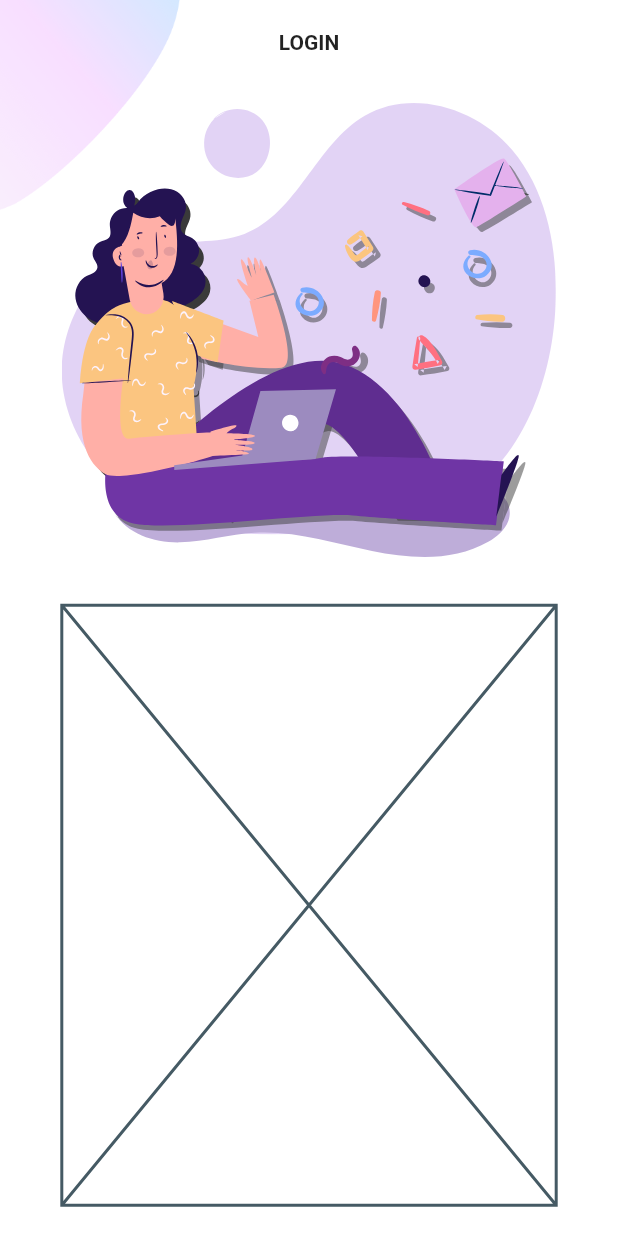
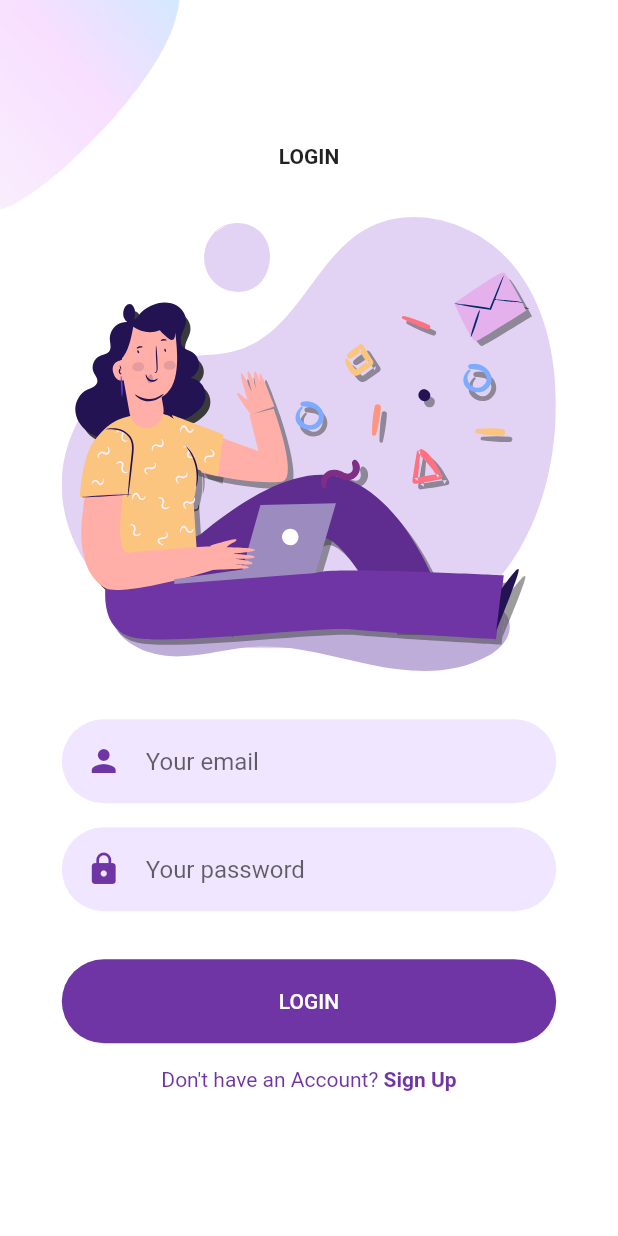
Before and after one commit to j-pcgoncalves/login_signup_page, a Flutter app: the screen it shows after launch, after a tap on "LOGIN", on a phone screen of 412 x 824 dp. Run offline on Flutter 3.47's test engine with Material 2 defaults, Android fonts, the phone set to English and light mode, and no system bars; our stand-ins replace flutter_svg.

Commit message:
finish loginScreen

```diff
--- a/lib/Screens/Login/components/login_form.dart
+++ b/lib/Screens/Login/components/login_form.dart
@@ -1,10 +1,67 @@
 import 'package:flutter/material.dart';
+import 'package:login_signup_page/Screens/Signup/signup_screen.dart';
+import 'package:login_signup_page/components/already_have_an_account_check.dart';
+import 'package:login_signup_page/constants.dart';
 
 class LoginForm extends StatelessWidget {
   const LoginForm({Key? key}) : super(key: key);
 
   @override
   Widget build(BuildContext context) {
-    return const Placeholder();
+    return Form(
+      child: Column(
+        children: [
+          TextFormField(
+            keyboardType: TextInputType.emailAddress,
+            textInputAction: TextInputAction.next,
+            cursorColor: kPrimaryColor,
+            onSaved: (email) {},
+            decoration: const InputDecoration(
+              hintText: 'Your email',
+              prefixIcon: Padding(
+                padding: EdgeInsets.all(defaultPadding),
+                child: Icon(Icons.person),
+              ),
+            ),
+          ),
+          Padding(
+            padding: const EdgeInsets.symmetric(vertical: defaultPadding),
+            child: TextFormField(
+              textInputAction: TextInputAction.done,
+              obscureText: true,
+              cursorColor: kPrimaryColor,
+              decoration: const InputDecoration(
+                hintText: 'Your password',
+                prefixIcon: Padding(
+                  padding: EdgeInsets.all(defaultPadding),
+                  child: Icon(Icons.lock),
+                ),
+              ),
+            ),
+          ),
+          const SizedBox(height: defaultPadding),
+          Hero(
+            tag: 'login_btn',
+            child: ElevatedButton(
+              onPressed: () {},
+              child: Text(
+                'Login'.toUpperCase(),
+              ),
+            ),
+          ),
+          const SizedBox(height: defaultPadding),
+          AlreadyHaveAnAccountCheck(press: () {
+            Navigator.push(
+              context,
+              MaterialPageRoute(
+                builder: (context) {
+                  return const SignUpScreen();
+                },
+              ),
+            );
+          }),
+        ],
+      ),
+    );
   }
 }
--- /dev/null
+++ b/lib/components/already_have_an_account_check.dart
@@ -0,0 +1,36 @@
+import 'package:flutter/material.dart';
+import 'package:login_signup_page/constants.dart';
+
+class AlreadyHaveAnAccountCheck extends StatelessWidget {
+  final bool? login;
+  final Function press;
+
+  const AlreadyHaveAnAccountCheck({
+    Key? key,
+    this.login = true,
+    required this.press,
+  }) : super(key: key);
+
+  @override
+  Widget build(BuildContext context) {
+    return Row(
+      mainAxisAlignment: MainAxisAlignment.center,
+      children: <Widget>[
+        Text(
+          login! ? "Don't have an Account? " : "Already have an Account? ",
+          style: const TextStyle(color: kPrimaryColor),
+        ),
+        GestureDetector(
+          onTap: press as void Function()?,
+          child: Text(
+            login! ? 'Sign Up' : 'Sign In',
+            style: const TextStyle(
+              color: kPrimaryColor,
+              fontWeight: FontWeight.bold,
+            ),
+          ),
+        )
+      ],
+    );
+  }
+}
```
